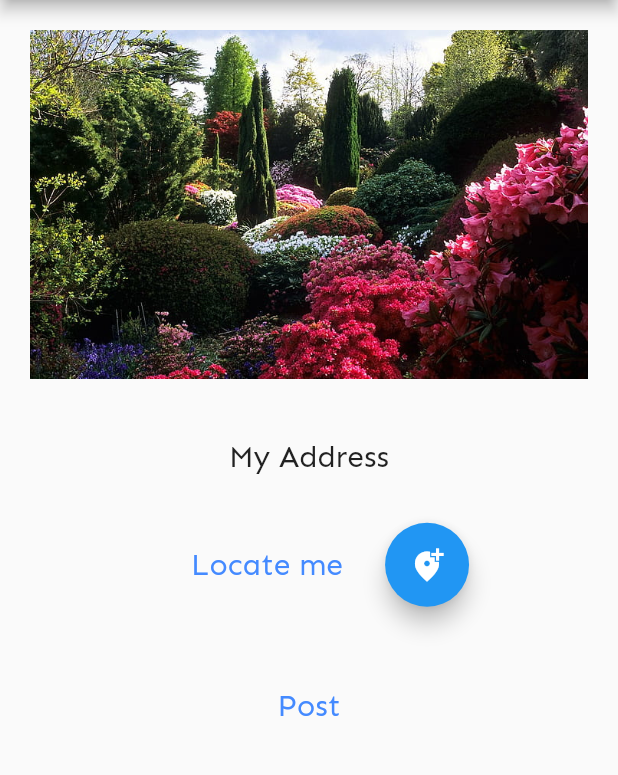
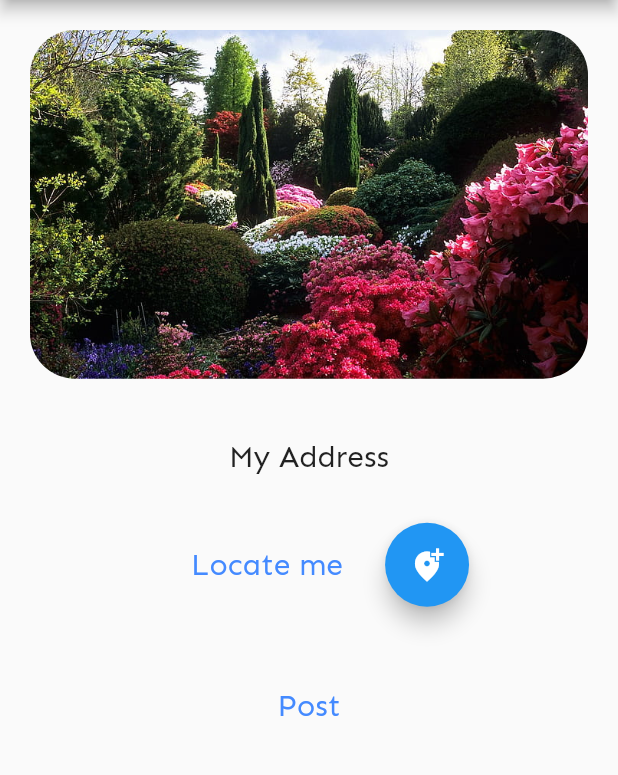
Before and after one commit to dev-2k/Geo-Destination-, a Flutter app: the AddImage screen opened directly, on a phone screen of 412 x 824 dp, the part 84-859 px from its top. Run offline on Flutter 3.47's test engine with Material 2 defaults, Android fonts, the phone set to English and light mode, and no system bars; our stand-ins replace fluttertoast, geocoding, geolocator, image_picker, webview_flutter.

Commit message:
3rd commit

```diff
--- a/lib/addImage.dart
+++ b/lib/addImage.dart
@@ -69,7 +69,10 @@ class _AddImageState extends State<AddImage> {
         children: <Widget>[
           Padding(
             padding: const EdgeInsets.all(20.0),
-            child: Image(image: AssetImage('images/14.jpg')),
+            child: ClipRRect(
+              borderRadius: BorderRadius.circular(30.0),
+              child: Image.asset('images/14.jpg'),
+            ),
           ),
           Padding(
             padding: const EdgeInsets.all(20.0),
```
